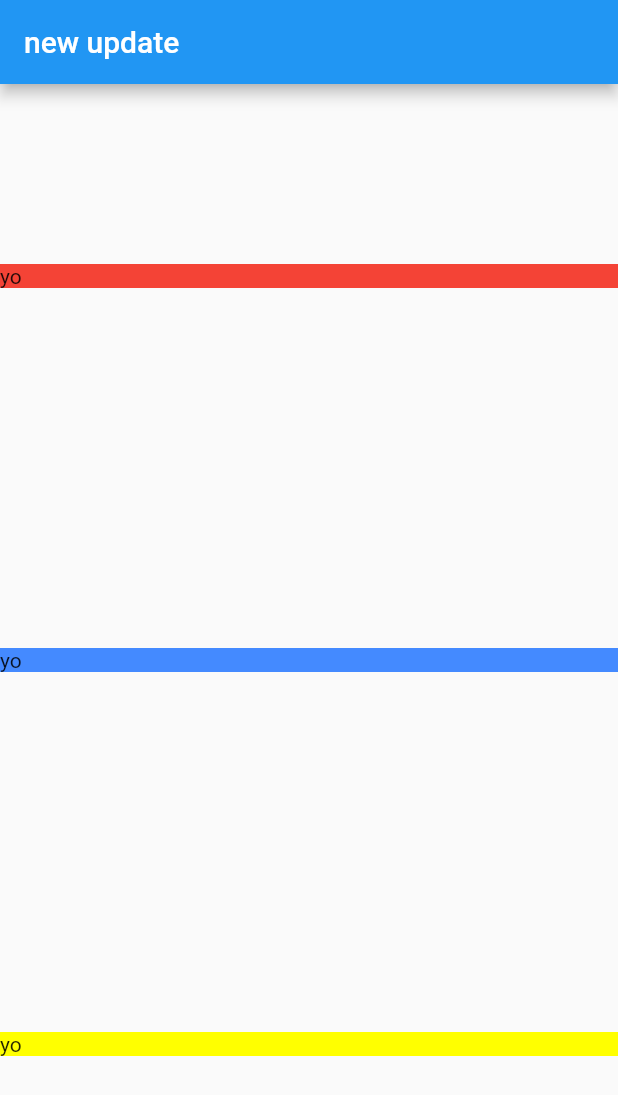
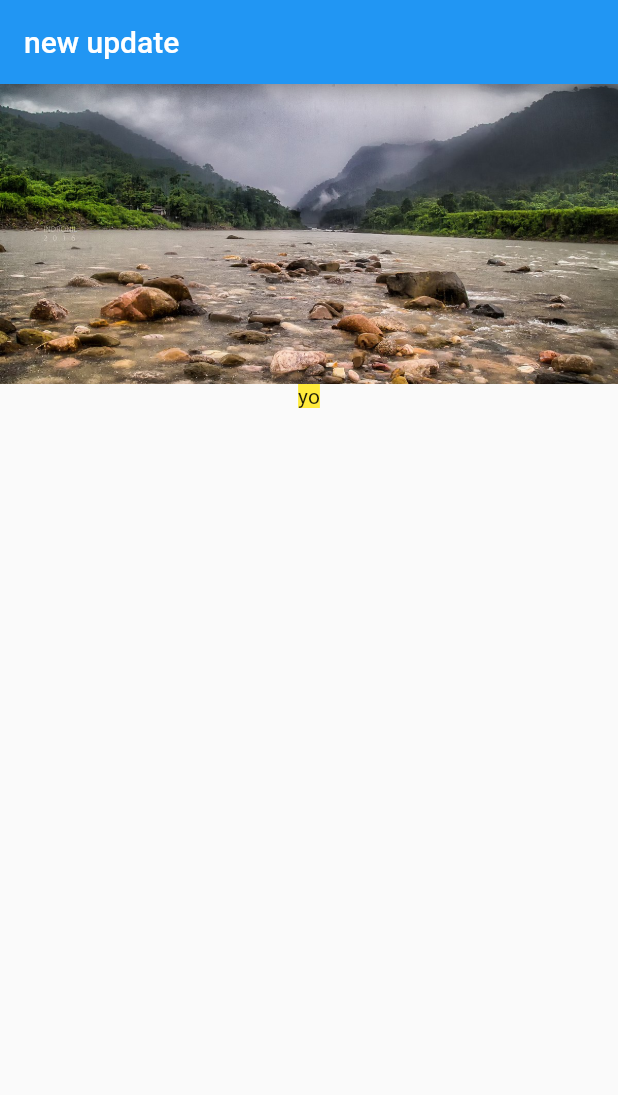
Before and after one commit to shakhawat-khan/flutter_practice, a Flutter app: the screen it shows after launch, on a phone screen of 412 x 824 dp. Shown: the top 1095 px of the screen. Run offline on Flutter 3.47's test engine with Material 2 defaults, Android fonts, the phone set to English and light mode, and no system bars.

Commit message:
image_assets

```diff
--- /dev/null
+++ b/lib/screens/location_detail/image_banner.dart
@@ -0,0 +1,22 @@
+import 'package:flutter/material.dart';
+
+class ImageBanner extends StatelessWidget {
+
+  final String _assetPath;
+
+  ImageBanner(this._assetPath);
+
+  @override
+  Widget build(BuildContext context) {
+    return Container(
+      constraints: BoxConstraints.expand(
+        height: 200,
+      ),
+      decoration: BoxDecoration(color: Colors.red) ,//if the image not fill the screen the red colour will show
+      child: Image.asset(
+        _assetPath,
+        fit: BoxFit.cover,
+      ),
+    );
+  }
+}
--- a/lib/screens/location_detail/location_detail.dart
+++ b/lib/screens/location_detail/location_detail.dart
@@ -1,6 +1,7 @@
 
 import 'package:flutter/material.dart';
 import 'text_section.dart';
+import 'image_banner.dart';
 
 class LocationDetail extends StatelessWidget {
 
@@ -14,13 +15,13 @@ class LocationDetail extends StatelessWidget {
 
       body: Column(
 
-        mainAxisAlignment:MainAxisAlignment.spaceAround ,
-        crossAxisAlignment: CrossAxisAlignment.stretch,
+        mainAxisAlignment:MainAxisAlignment.start ,
+        crossAxisAlignment: CrossAxisAlignment.center,
 
         children: [
-         TextSelection1(Colors.red),
-          TextSelection1(Colors.blueAccent),
-          TextSelection1(Colors.yellowAccent),
+          ImageBanner("assets/images/bichanakandi.jpg"),
+          TextSelection1(Colors.yellow)
+
         ],
       ),
 
--- a/pubspec.yaml
+++ b/pubspec.yaml
@@ -45,9 +45,8 @@ flutter:
   uses-material-design: true
 
   # To add assets to your application, add an assets section, like this:
-  # assets:
-  #   - images/a_dot_burr.jpeg
-  #   - images/a_dot_ham.jpeg
+  assets:
+    - assets/images/
 
   # An image asset can refer to one or more resolution-specific "variants", see
   # https://flutter.dev/assets-and-images/#resolution-aware.
```
Also changed, not shown: assets/images/bichanakandi.jpg (added), pubspec.lock, 1 other file.
